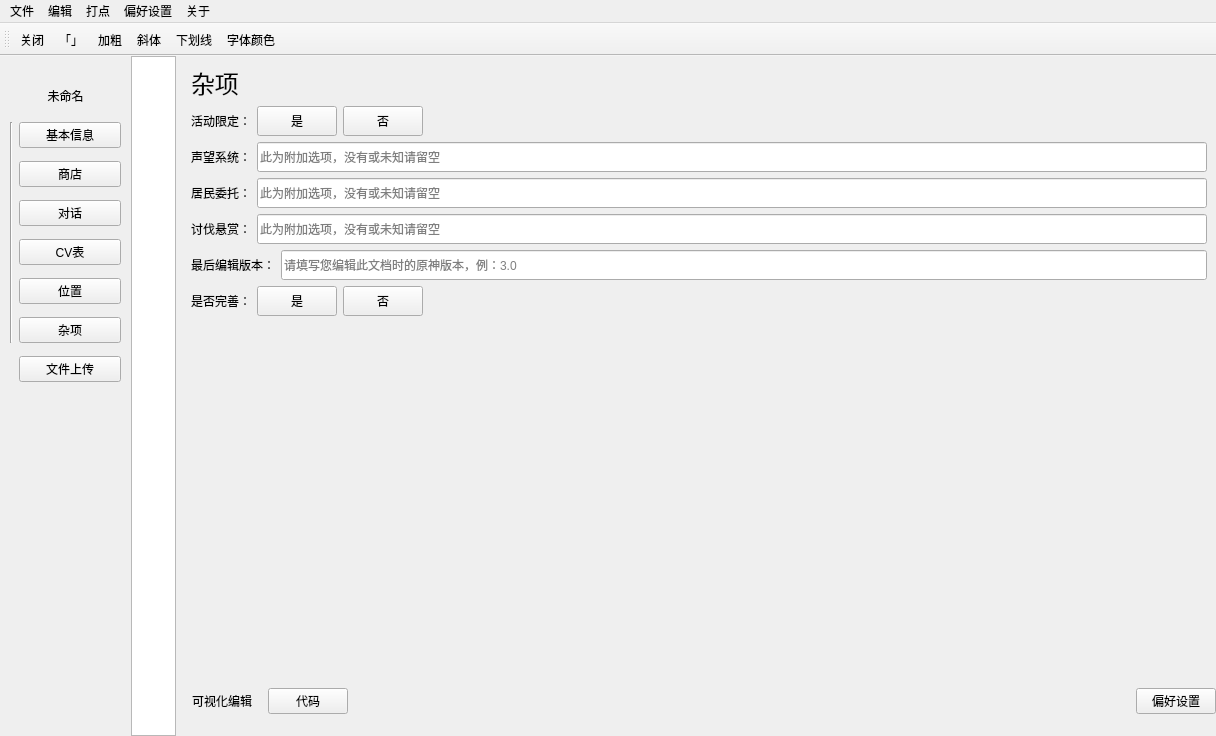
First picture: the form in Visual-Editor/mainwindow.ui, repository Marcus-P-114514/Genshin-Impact-BWiKi-NPC-Editor, before the edit.
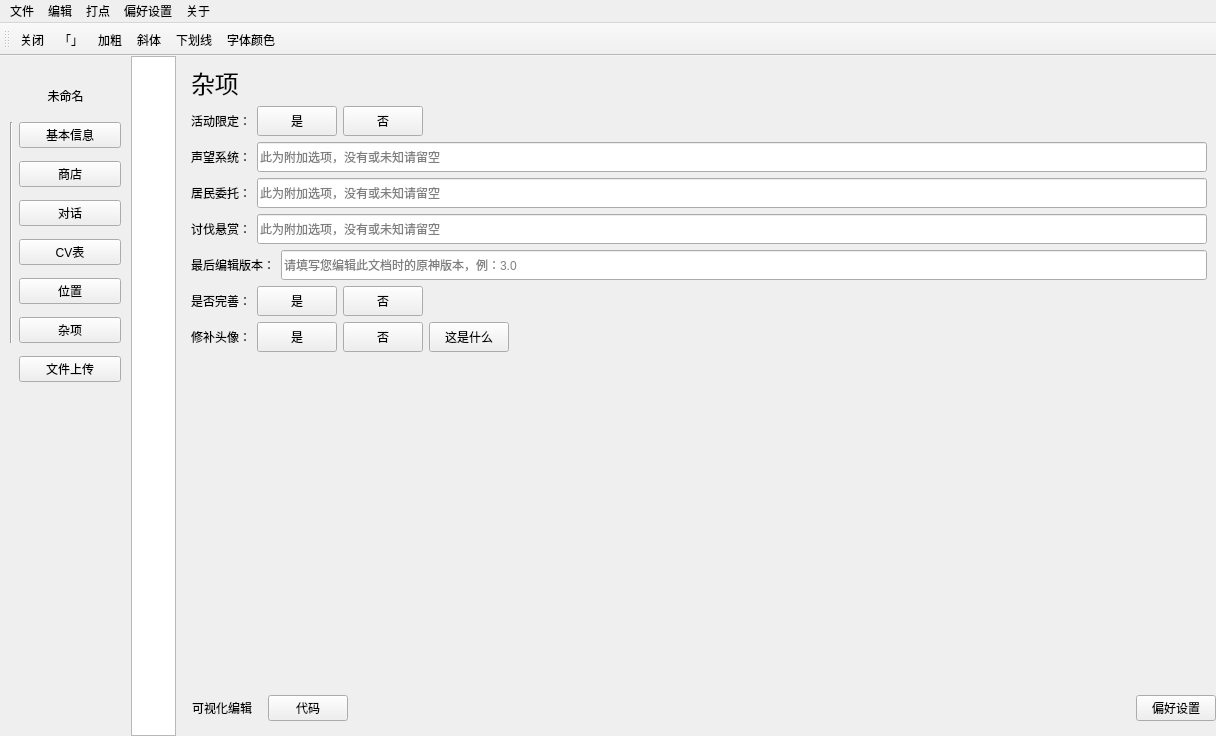
Second picture: the form after the edit. The open tabs and pages were chosen to show the change.

Commit message: Added: Patch-NPC-Avatar

```diff
--- a/Visual-Editor/mainwindow.ui
+++ b/Visual-Editor/mainwindow.ui
@@ -2258,6 +2258,87 @@
             </item>
            </layout>
           </item>
+          <item>
+           <layout class="QHBoxLayout" name="horizontalLayout_25">
+            <item>
+             <widget class="QLabel" name="label">
+              <property name="text">
+               <string>修补头像：</string>
+              </property>
+             </widget>
+            </item>
+            <item>
+             <widget class="QPushButton" name="patch_avatar_true">
+              <property name="sizePolicy">
+               <sizepolicy hsizetype="Fixed" vsizetype="Fixed">
+                <horstretch>0</horstretch>
+                <verstretch>0</verstretch>
+               </sizepolicy>
+              </property>
+              <property name="minimumSize">
+               <size>
+                <width>50</width>
+                <height>30</height>
+               </size>
+              </property>
+              <property name="text">
+               <string>是</string>
+              </property>
+             </widget>
+            </item>
+            <item>
+             <widget class="QPushButton" name="patch_avatar_false">
+              <property name="sizePolicy">
+               <sizepolicy hsizetype="Fixed" vsizetype="Fixed">
+                <horstretch>0</horstretch>
+                <verstretch>0</verstretch>
+               </sizepolicy>
+              </property>
+              <property name="minimumSize">
+               <size>
+                <width>50</width>
+                <height>30</height>
+               </size>
+              </property>
+              <property name="text">
+               <string>否</string>
+              </property>
+             </widget>
+            </item>
+            <item>
+             <widget class="QPushButton" name="patch_avatar_intro">
+              <property name="sizePolicy">
+               <sizepolicy hsizetype="Fixed" vsizetype="Fixed">
+                <horstretch>0</horstretch>
+                <verstretch>0</verstretch>
+               </sizepolicy>
+              </property>
+              <property name="minimumSize">
+               <size>
+                <width>70</width>
+                <height>30</height>
+               </size>
+              </property>
+              <property name="text">
+               <string>这是什么</string>
+              </property>
+             </widget>
+            </item>
+            <item>
+             <spacer name="horizontalSpacer_15">
+              <property name="orientation">
+               <enum>Qt::Horizontal</enum>
+              </property>
+              <property name="sizeHint" stdset="0">
+               <size>
+                <width>40</width>
+                <height>20</height>
+               </size>
+              </property>
+             </spacer>
+            </item>
+           </layout>
+          </item>
           <item>
            <spacer name="verticalSpacer_5">
             <property name="orientation">
```
Left out of the diff: 2 changed lines with no effect on the pictures. The commit also changes 2 other files.
